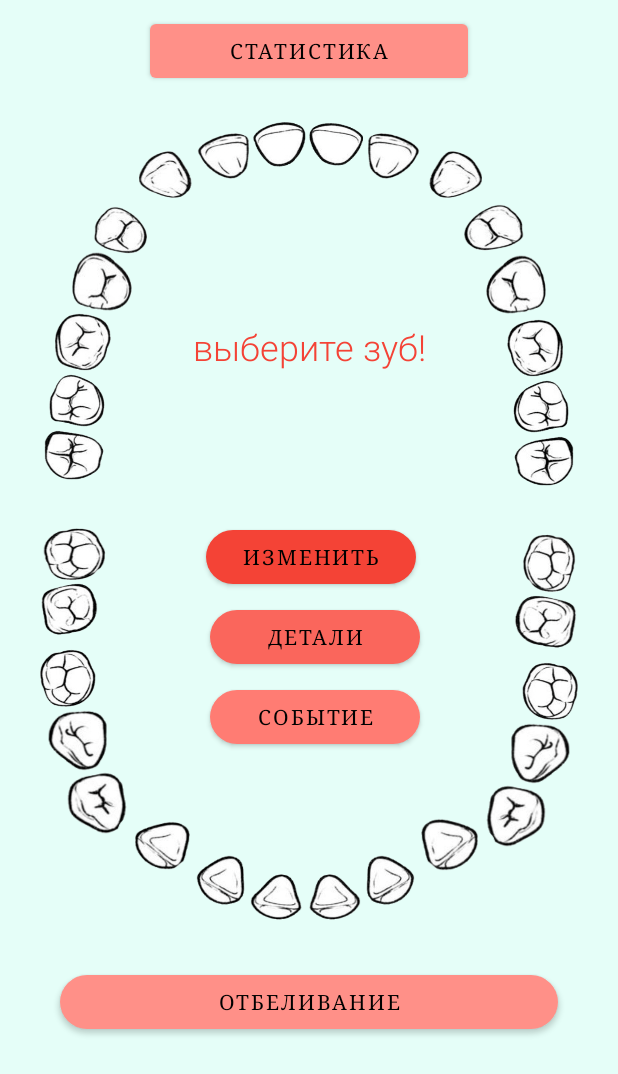
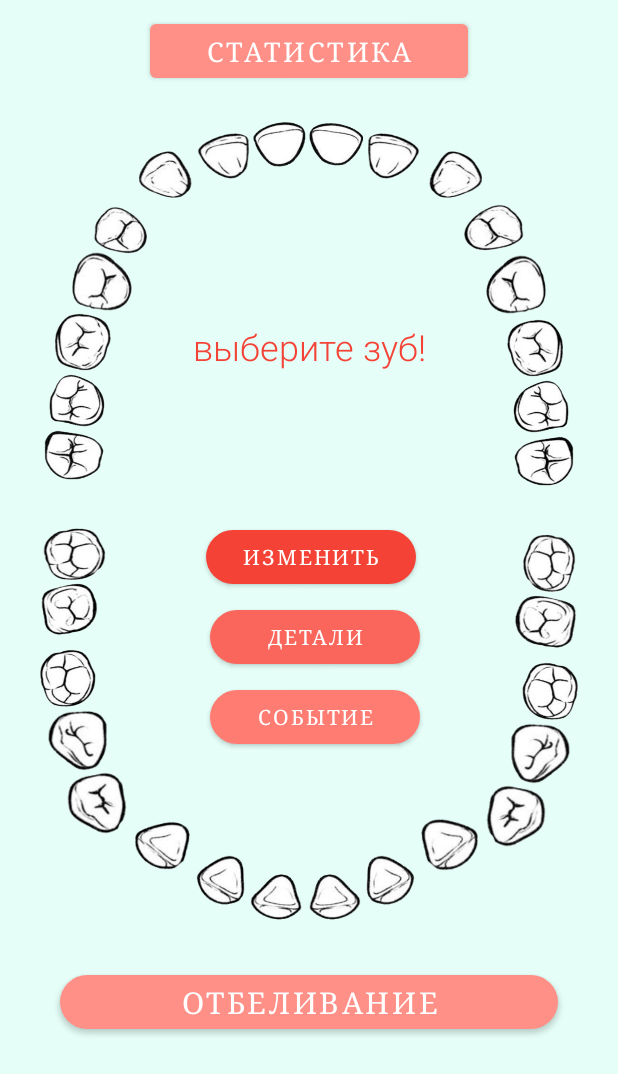
Before and after one commit to sastsy/DentalPass, an Android app: the screen it shows after launch (MainActivity), on a phone screen of 412 x 824 dp. Shown: the top 1074 px of the screen. Run offline under Robolectric (Android 15) with nearby library versions, the phone set to English and light mode, and no system bars.

Commit message:
some dialog fixes

```diff
--- a/app/src/main/java/sastsy/project/dentalpass/Tooth.java
+++ b/app/src/main/java/sastsy/project/dentalpass/Tooth.java
@@ -7,7 +7,7 @@ public class Tooth {
     public String name;
     public ArrayList<Integer> state;
     public int number;
-    public Event event;
+    public ArrayList<Event> event;
 
     String[] name_list = {"Третий моляр (зуб мудрости)", "Второй моляр", "Первый моляр", "Второй премоляр",
     "Первый премоляр", "Клык", "Боковой резец", "Центральный резец"};
@@ -24,9 +24,10 @@ public class Tooth {
         }
         this.number = number;
         this.state = new ArrayList<>();
+        this.event = new ArrayList<>();
     }
 
     public void addEvent(Event event) {
-        this.event = event;
+        this.event.add(event);
     }
 }
--- a/app/src/main/res/layout/activity_main.xml
+++ b/app/src/main/res/layout/activity_main.xml
@@ -484,6 +484,7 @@
             android:layout_marginRight="100dp"
             android:fontFamily="serif"
             android:text="Статистика"
+            android:textSize="18sp"
             app:backgroundTint="#FF9088"
             app:layout_constraintEnd_toEndOf="parent"
             app:layout_constraintHorizontal_bias="0.5"
@@ -501,6 +502,7 @@
             android:layout_marginRight="40dp"
             android:fontFamily="serif"
             android:text="ОТБЕЛИВАНИЕ"
+            android:textSize="20sp"
             app:backgroundTint="#FF9088"
             app:cornerRadius="50dp"
             app:layout_constraintEnd_toEndOf="parent"
@@ -521,7 +523,7 @@
             android:text="ОСОБЕННОСТИ"
             android:textSize="12sp"
             android:visibility="gone"
-            app:backgroundTint="#BAF44336"
+            app:backgroundTint="#BA36B2F4"
             app:layout_constraintEnd_toStartOf="@+id/imageButton16"
             app:layout_constraintHorizontal_bias="0.5"
             app:layout_constraintStart_toEndOf="@+id/imageButton1"
--- a/app/src/main/res/values/strings.xml
+++ b/app/src/main/res/values/strings.xml
@@ -11,4 +11,8 @@
         <item>Виниры</item>
         <item>Брекеты</item>
     </string-array>
+    <string name="AlertDialogEvent">ДОБАВИТЬ СОБЫТИЕ</string>
+    <string name="placehint">МЕСТО</string>
+    <string name="doctorhint">ВРАЧ</string>
+    <string name="commenthint">КОММЕНТАРИЙ</string>
 </resources>
--- a/app/src/main/res/values/themes.xml
+++ b/app/src/main/res/values/themes.xml
@@ -4,25 +4,26 @@
         <!-- Primary brand color. -->
         <item name="colorPrimary">@color/purple_500</item>
         <item name="colorPrimaryVariant">@color/purple_700</item>
-        <item name="colorOnPrimary">@color/black</item>
+        <item name="colorOnPrimary">@color/white</item>
         <!-- Secondary brand color. -->
         <item name="colorSecondary">@color/teal_200</item>
         <item name="colorSecondaryVariant">@color/purple_700</item>
-        <item name="colorOnSecondary">@color/black</item>
+        <item name="colorOnSecondary">@color/white</item>
         <!-- Status bar color. -->
         <item name="android:statusBarColor" tools:targetApi="l">?attr/colorPrimaryVariant</item>
         <!-- Customize your theme here. -->
     </style>
 
+    <!--style name="AlertDialog" parent="Theme.AppCompat.Dialog.Alert"-->
     <style name="AlertDialog" parent="Theme.AppCompat.Dialog.Alert">
         <item name="android:background">@color/back</item>
         <item name="textColorAlertDialogListItem">@color/black</item>
         <item name="dialogCornerRadius">25dp</item>
         <item name="android:windowTitleStyle">@style/AlertDialogTitle</item>
         <item name="android:fontFamily">sans-serif-condensed</item>
-        <item name="android:positiveButtonText">@style/AlertDialogButton</item>
-        <item name="android:borderlessButtonStyle">@style/AlertDialogButton</item>
-        <item name="android:buttonBarStyle">@style/AlertDialogButton</item>
+        <item name="android:textSize">20sp</item>
+        <item name="buttonStyle">@style/AlertDialogButton</item>
+        <item name="editTextStyle">@style/Widget.MaterialComponents.TextInputLayout.OutlinedBox</item>
     </style>
 
     <style name="AlertDialogTitle">
```
Also changed, not shown: app/src/main/java/sastsy/project/dentalpass/MainActivity.java (+32 -0 lines), app/src/main/res/layout/event_dialog.xml (added, +40 -0 lines), app/src/main/res/layout/statechange_dialog.xml (deleted, +0 -13 lines).
